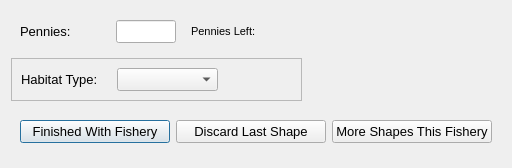
Above: mlpa_southcoast/Interview/nextpolygon.ui from Ecotrust/openoceanmap-desktop before the change. Below: the same form after it.
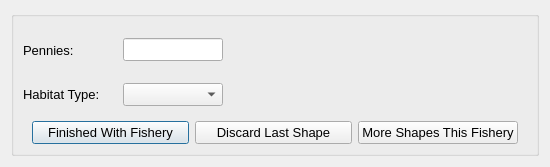
That is the form after the change.

Diff of the .ui file:
```diff
--- a/mlpa_southcoast/Interview/nextpolygon.ui
+++ b/mlpa_southcoast/Interview/nextpolygon.ui
@@ -6,40 +6,55 @@
    <rect>
     <x>0</x>
     <y>0</y>
-    <width>512</width>
-    <height>168</height>
+    <width>550</width>
+    <height>165</height>
    </rect>
   </property>
   <property name="windowTitle" >
    <string>OpenOceanMap - Next Polygon</string>
   </property>
+  <layout class="QHBoxLayout" name="horizontalLayout_5" >
+   <item>
+    <widget class="QGroupBox" name="groupBox" >
+     <property name="title" >
+      <string/>
+     </property>
   <layout class="QVBoxLayout" name="verticalLayout_2" >
-   <item>
-    <layout class="QHBoxLayout" name="horizontalLayout_4" >
-     <item>
-      <layout class="QVBoxLayout" name="verticalLayout" >
+      <property name="spacing" >
+       <number>0</number>
+      </property>
+      <property name="topMargin" >
+       <number>0</number>
+      </property>
+      <property name="bottomMargin" >
+       <number>0</number>
+      </property>
        <item>
         <layout class="QHBoxLayout" name="horizontalLayout_3" >
-         <item>
-          <widget class="QWidget" native="1" name="widget_2" >
-           <layout class="QHBoxLayout" >
             <property name="spacing" >
+         <number>0</number>
+        </property>
+        <property name="bottomMargin" >
              <number>6</number>
             </property>
-            <property name="margin" >
-             <number>9</number>
-            </property>
+        <item>
+         <layout class="QVBoxLayout" name="verticalLayout" >
+          <property name="spacing" >
+           <number>0</number>
+          </property>
+          <item>
+           <layout class="QHBoxLayout" name="horizontalLayout_2" >
             <item>
              <widget class="QLabel" name="label_1" >
               <property name="minimumSize" >
                <size>
-                <width>90</width>
+                <width>100</width>
                 <height>0</height>
                </size>
               </property>
               <property name="maximumSize" >
                <size>
-                <width>90</width>
+                <width>100</width>
                 <height>16777215</height>
                </size>
               </property>
@@ -60,13 +75,13 @@
               </property>
               <property name="minimumSize" >
                <size>
-                <width>50</width>
+                <width>100</width>
                 <height>0</height>
                </size>
               </property>
               <property name="maximumSize" >
                <size>
-                <width>60</width>
+                <width>100</width>
                 <height>16777215</height>
                </size>
               </property>
@@ -80,35 +95,19 @@
               </property>
              </widget>
             </item>
-           </layout>
-          </widget>
-         </item>
          <item>
-          <layout class="QHBoxLayout" name="horizontalLayout_2" >
-           <item>
-            <widget class="QLabel" name="label" >
-             <property name="font" >
-              <font>
-               <pointsize>8</pointsize>
-              </font>
-             </property>
-             <property name="text" >
-              <string>Pennies Left:</string>
-             </property>
-            </widget>
-           </item>
-           <item>
-            <widget class="QLabel" name="pennies_left_label" >
+             <widget class="QLabel" name="pl_label" >
              <property name="minimumSize" >
               <size>
-               <width>40</width>
+                <width>50</width>
                <height>0</height>
               </size>
              </property>
-             <property name="font" >
-              <font>
-               <pointsize>10</pointsize>
-              </font>
+              <property name="maximumSize" >
+               <size>
+                <width>50</width>
+                <height>16777215</height>
+               </size>
              </property>
              <property name="text" >
               <string/>
@@ -117,28 +116,19 @@
            </item>
           </layout>
          </item>
-        </layout>
-       </item>
        <item>
-        <widget class="QFrame" name="frame" >
-         <property name="frameShape" >
-          <enum>QFrame::StyledPanel</enum>
-         </property>
-         <property name="frameShadow" >
-          <enum>QFrame::Raised</enum>
-         </property>
          <layout class="QHBoxLayout" name="horizontalLayout" >
           <item>
            <widget class="QLabel" name="habitat_combo_label" >
             <property name="minimumSize" >
              <size>
-              <width>90</width>
+                <width>100</width>
               <height>0</height>
              </size>
             </property>
             <property name="maximumSize" >
              <size>
-              <width>90</width>
+                <width>100</width>
               <height>16777215</height>
              </size>
             </property>
@@ -154,6 +144,18 @@
           </item>
           <item>
            <widget class="QComboBox" name="habitat_combo" >
+              <property name="minimumSize" >
+               <size>
+                <width>100</width>
+                <height>0</height>
+               </size>
+              </property>
+              <property name="maximumSize" >
+               <size>
+                <width>100</width>
+                <height>16777215</height>
+               </size>
+              </property>
             <property name="font" >
              <font>
               <pointsize>10</pointsize>
@@ -200,7 +202,6 @@
            </spacer>
           </item>
          </layout>
-        </widget>
        </item>
       </layout>
      </item>
@@ -262,10 +263,9 @@
     </widget>
    </item>
   </layout>
-  <zorder>widget</zorder>
-  <zorder>label</zorder>
-  <zorder>pennies_left_label</zorder>
-  <zorder>pennies_left_label</zorder>
+    </widget>
+   </item>
+  </layout>
  </widget>
  <resources/>
  <connections/>
```
Left out of the diff: 7 changed lines with no effect on the pictures. Lines whose indentation alone changed are shown as unchanged.
